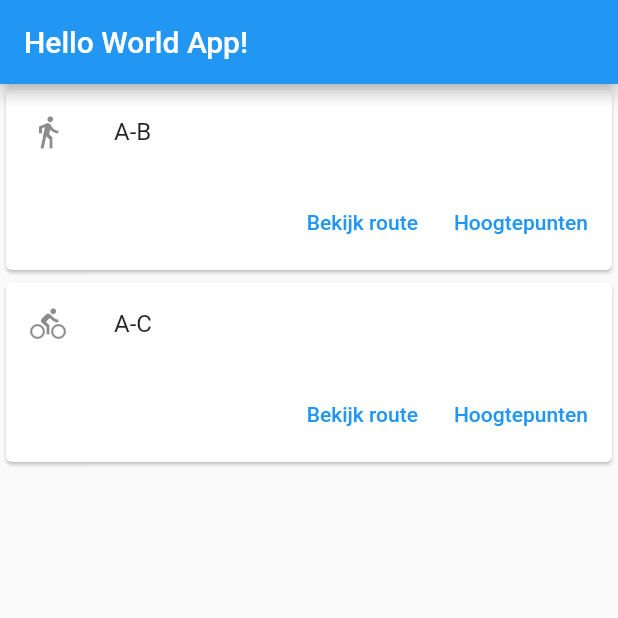
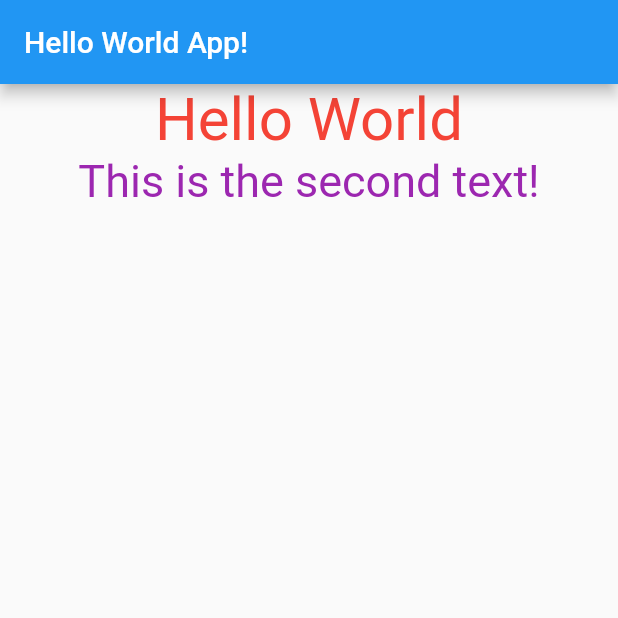
Before and after one commit to galileo-academy-wmiw/robin.dommelen-flutter, a Flutter app: the screen it shows after launch, on a phone screen of 412 x 824 dp, the top half of it. Run offline on Flutter 3.47's test engine with Material 2 defaults, Android fonts, the phone set to English and light mode, and no system bars; our stand-ins replace audioplayers, video_player.

Commit message:
push: H4.17

```diff
--- /dev/null
+++ b/hello-world/lib/library.dart
@@ -0,0 +1,9 @@
+import 'dart:async';
+import 'package:flutter/material.dart';
+
+const TextStyle testStyle = TextStyle(
+  color: Colors.purple,
+  fontSize: 30
+);
+
+StreamController<String> textStream = StreamController<String>();
--- a/hello-world/lib/main.dart
+++ b/hello-world/lib/main.dart
@@ -1,14 +1,9 @@
+import 'dart:async';
+import "library.dart" as lib;
+
 import 'package:flutter/material.dart';
 import 'package:audioplayers/audioplayers.dart';
 import 'package:video_player/video_player.dart';
-
-const TextStyle blueText = TextStyle(
-  color: Colors.blue,
-  fontFamily: "TiltWarp",
-  letterSpacing: 1.2,
-  fontSize: 14,
-  fontWeight: FontWeight.bold,
-);
 
 const List<DropdownMenuItem<int>> listOptions = [
   DropdownMenuItem(child: Text("Large"), value: 200,),
@@ -18,13 +13,19 @@ const List<DropdownMenuItem<int>> listOptions = [
 
 final AudioPlayer audioPlayer = AudioPlayer();
 
-void main() => runApp(const AppRoot());
+void main() => runApp(MyInherited(child: const AppRoot()));
 
 class AppRoot extends StatelessWidget {
   const AppRoot({Key? key}) : super(key: key);
 
   @override
   Widget build(BuildContext context) {
+
+    lib.textStream.add("This is the first text!");
+    Timer(Duration(seconds: 2), () {
+      lib.textStream.add("This is the second text!");
+    });
+
     return MaterialApp(
       theme: ThemeData.light(),
       debugShowCheckedModeBanner: false,
@@ -41,10 +42,26 @@ class AppTree extends StatefulWidget {
 
 class _AppTreeState extends State<AppTree> with SingleTickerProviderStateMixin {
 
+  String _textOnScreen = "";
+
   @override
   void initState() {
     super.initState();
 
+    lib.textStream.stream.listen((text) {
+      setState(() {
+        _textOnScreen = text;
+      });
+    });
+
+    Timer(Duration(seconds: 3), () {
+      setState(() {
+        MyInherited.of(context).blueText = TextStyle(
+          color: Colors.red,
+          fontSize: 40
+        );
+      });
+    });
   }
 
   @override
@@ -54,48 +71,42 @@ class _AppTreeState extends State<AppTree> with SingleTickerProviderStateMixin {
 
   @override
   Widget build(BuildContext context) {
-    return ListView(
+    return Column(
       children: [
-        RouteMap(Icons.directions_walk, "A-B"),
-        RouteMap(Icons.directions_bike, "A-C"),
+        Container(
+          child: Text("Hello World", style: MyInherited.of(context).blueText),
+        ),
+        Container(
+          child: Text(_textOnScreen, style: lib.testStyle),
+        ),
       ],
     );
   }
 }
 
-class RouteMap extends StatelessWidget {
-  final IconData _icon;
-  final String _text;
+class MyInherited extends InheritedWidget {
+  MyInherited({
+    Key? key,
+    required Widget child,
+  }) : super(key: key, child: child);
 
-  RouteMap(this._icon, this._text);
+  static MyInherited of(BuildContext context) {
+    final MyInherited? result = context.dependOnInheritedWidgetOfExactType<MyInherited>();
+    assert(result != null, 'No MyInherited found in context');
+    return result!;
+  }
 
   @override
-  Widget build(BuildContext context) {
-    return Dismissible(
-      key: Key(this._text),
-      background: Container(color: Colors.red),
-      child: Card(
-          child: Column(
-              children: [
-                ListTile(
-                  leading: Icon(_icon),
-                  title: Text(_text),
-                ),
-                ButtonBar(
-                  children: [
-                    TextButton(
-                      child: Text("Bekijk route"),
-                      onPressed: () {},
-                    ),
-                    TextButton(
-                        onPressed: () {},
-                        child: Text("Hoogtepunten")
-                    )
-                  ],
-                )
-              ]
-          )
-      ),
-    );
+  bool updateShouldNotify(MyInherited old) {
+    return true;
   }
+
+  TextStyle blueText = TextStyle(
+    color: Colors.blue,
+    fontFamily: "TiltWarp",
+    letterSpacing: 1.2,
+    fontSize: 14,
+    fontWeight: FontWeight.bold,
+  );
+
 }
```
